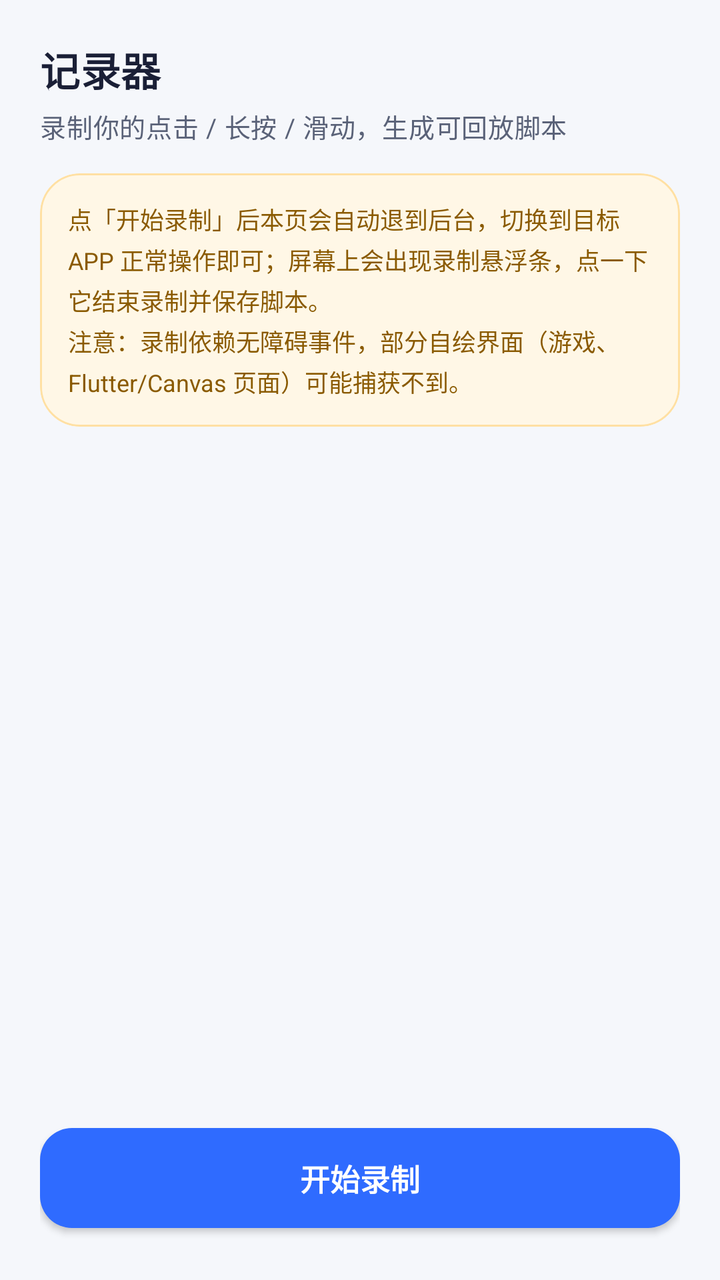
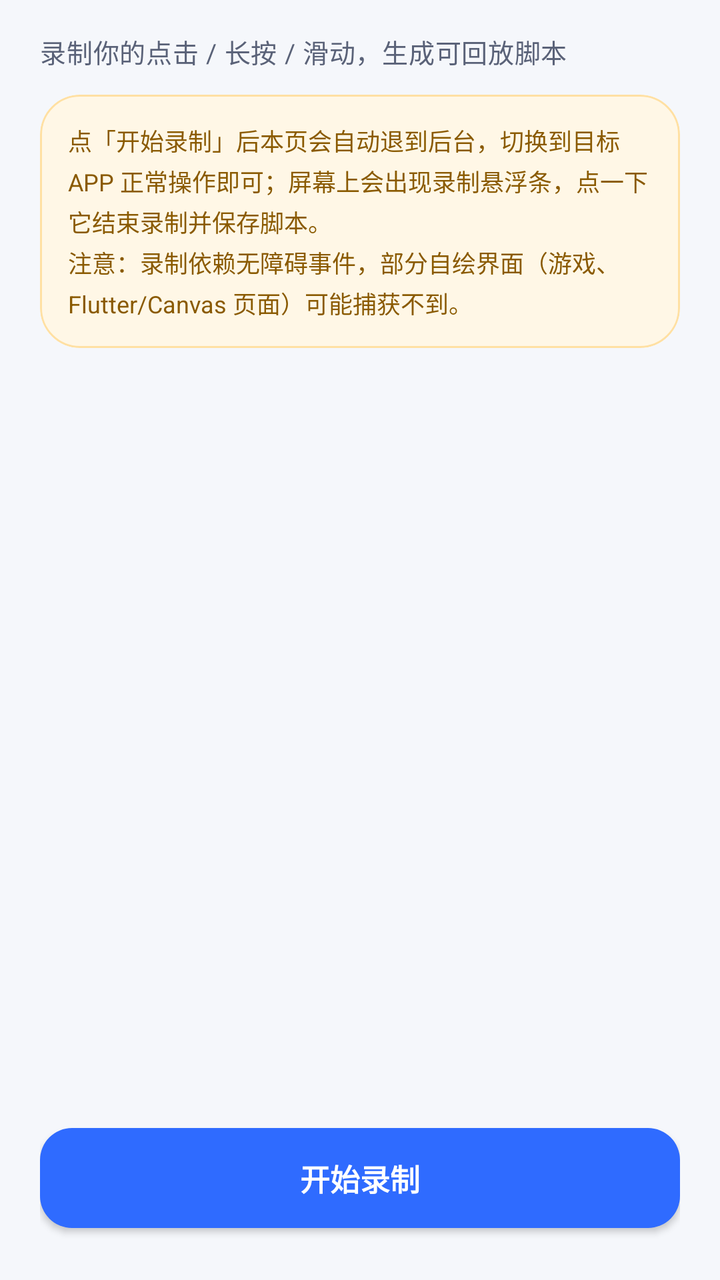

Before-and-after screenshots of an Android layout around one commit, followed by the original layout XML and the change that was made.
<!-- AndroidManifest.xml: application theme Theme.AutoScroll -->
<!-- res/layout/fragment_recorder.xml -->
<?xml version="1.0" encoding="utf-8"?>
<LinearLayout xmlns:android="http://schemas.android.com/apk/res/android"
    xmlns:app="http://schemas.android.com/apk/res-auto"
    android:layout_width="match_parent"
    android:layout_height="match_parent"
    android:background="@color/bg_page"
    android:orientation="vertical"
    android:paddingStart="20dp"
    android:paddingEnd="20dp">

    <TextView
        android:layout_width="wrap_content"
        android:layout_height="wrap_content"
        android:layout_marginTop="20dp"
        android:text="@string/tab_recorder"
        android:textAppearance="@style/TextAppearance.Title"
        android:textSize="20sp" />

    <TextView
        android:layout_width="match_parent"
        android:layout_height="wrap_content"
        android:layout_marginTop="4dp"
        android:layout_marginBottom="14dp"
        android:text="@string/script_subtitle"
        android:textAppearance="@style/TextAppearance.Body"
        android:textSize="13sp" />

    <com.google.android.material.card.MaterialCardView
        style="@style/AutoScrollCard"
        android:layout_width="match_parent"
        android:layout_height="wrap_content"
        android:layout_marginBottom="14dp"
        app:cardBackgroundColor="@color/tip_bg"
        app:strokeColor="@color/tip_stroke">

        <TextView
            android:id="@+id/tvScriptTip"
            android:layout_width="match_parent"
            android:layout_height="wrap_content"
            android:padding="14dp"
            android:text="@string/script_tip"
            android:textColor="@color/tip_text"
            android:textSize="12sp"
            android:lineSpacingExtra="3dp" />
    </com.google.android.material.card.MaterialCardView>

    <FrameLayout
        android:layout_width="match_parent"
        android:layout_height="0dp"
        android:layout_weight="1">

        <androidx.recyclerview.widget.RecyclerView
            android:id="@+id/rvScripts"
            android:layout_width="match_parent"
            android:layout_height="match_parent"
            android:clipToPadding="false"
            android:paddingBottom="8dp"
            android:scrollbars="none" />

        <TextView
            android:id="@+id/tvScriptEmpty"
            android:layout_width="match_parent"
            android:layout_height="wrap_content"
            android:layout_gravity="center"
            android:gravity="center"
            android:text="@string/script_empty"
            android:textColor="@color/text_hint"
            android:textSize="13sp"
            android:visibility="gone" />
    </FrameLayout>

    <com.google.android.material.button.MaterialButton
        android:id="@+id/btnStartRecord"
        style="@style/AutoScrollButton"
        android:layout_width="match_parent"
        android:layout_height="wrap_content"
        android:layout_marginTop="8dp"
        android:layout_marginBottom="20dp"
        android:text="@string/script_start_record"
        app:backgroundTint="@color/purple_500"
        app:cornerRadius="16dp" />
</LinearLayout>
<!-- resources referenced by this layout -->
<resources>
  <color name="bg_page">#F5F7FB</color>
  <color name="purple_500">#2F6BFF</color>
  <color name="text_hint">#98A1B8</color>
  <color name="tip_bg">#FFF7E6</color>
  <color name="tip_stroke">#FFE0A3</color>
  <color name="tip_text">#8A5A00</color>
  <string name="script_empty">还没有脚本，点下方按钮开始录制</string>
  <string name="script_start_record">开始录制</string>
  <string name="script_subtitle">录制你的点击 / 长按 / 滑动，生成可回放脚本</string>
  <string name="script_tip">点「开始录制」后本页会自动退到后台，切换到目标 APP 正常操作即可；屏幕上会出现录制悬浮条，点一下它结束录制并保存脚本。\n注意：录制依赖无障碍事件，部分自绘界面（游戏、Flutter/Canvas 页面）可能捕获不到。</string>
  <string name="tab_recorder">记录器</string>
  <style name="AutoScrollButton" parent="Widget.MaterialComponents.Button">
          <item name="cornerRadius">16dp</item>
          <item name="android:paddingTop">14dp</item>
          <item name="android:paddingBottom">14dp</item>
          <item name="android:textAppearance">?android:attr/textAppearanceButton</item>
          <item name="android:textSize">15sp</item>
          <item name="android:textStyle">bold</item>
          <item name="elevation">0dp</item>
          <item name="strokeWidth">0dp</item>
          <item name="rippleColor">@android:color/white</item>
      </style>
  <style name="AutoScrollCard" parent="Widget.MaterialComponents.CardView">
          <item name="cardCornerRadius">20dp</item>
          <item name="cardElevation">0dp</item>
          <item name="strokeWidth">1dp</item>
          <item name="strokeColor">@color/border</item>
          <item name="cardBackgroundColor">@color/bg_card</item>
          <item name="cardUseCompatPadding">false</item>
      </style>
  <style name="TextAppearance.Body" parent="TextAppearance.MaterialComponents.Body2">
          <item name="android:textColor">@color/text_secondary</item>
          <item name="android:lineSpacingExtra">4dp</item>
      </style>
  <style name="TextAppearance.Title" parent="TextAppearance.MaterialComponents.Subtitle1">
          <item name="android:textColor">@color/text_primary</item>
          <item name="android:textStyle">bold</item>
      </style>
  <style name="Theme.AutoScroll" parent="Theme.MaterialComponents.DayNight.NoActionBar">
          <item name="colorPrimary">@color/purple_500</item>
          <item name="colorPrimaryVariant">@color/purple_700</item>
          <item name="colorOnPrimary">@color/white</item>
          <item name="colorSecondary">@color/teal_700</item>
          <item name="colorSecondaryVariant">@color/teal_700</item>
          <item name="colorOnSecondary">@color/white</item>
          <item name="colorSurface">@color/bg_card</item>
          <item name="colorOnSurface">@color/text_primary</item>
          <item name="android:windowBackground">@color/bg_page</item>
          <item name="android:statusBarColor">@color/bg_page</item>
          <item name="android:windowLightStatusBar" tools:targetApi="m">true</item>
          <item name="materialButtonStyle">@style/AutoScrollButton</item>
          <item name="materialCardViewStyle">@style/AutoScrollCard</item>
      </style>
  <color name="border">#E2E7F2</color>
  <color name="bg_card">#FFFFFF</color>
  <color name="text_secondary">#5A6278</color>
  <color name="text_primary">#1A1F36</color>
  <color name="purple_700">#1E4FD8</color>
  <color name="white">#FFFFFFFF</color>
  <color name="teal_700">#0FA38B</color>
</resources>

<!-- the commit's change to res/layout/fragment_recorder.xml (unified diff, before → after) -->
@@ -6,21 +6,13 @@
     android:background="@color/bg_page"
     android:orientation="vertical"
     android:paddingStart="20dp"
-    android:paddingEnd="20dp">
-
-    <TextView
-        android:layout_width="wrap_content"
-        android:layout_height="wrap_content"
-        android:layout_marginTop="20dp"
-        android:text="@string/tab_recorder"
-        android:textAppearance="@style/TextAppearance.Title"
-        android:textSize="20sp" />
+    android:paddingEnd="20dp"
+    android:paddingTop="16dp">
 
     <TextView
         android:layout_width="match_parent"
         android:layout_height="wrap_content"
-        android:layout_marginTop="4dp"
-        android:layout_marginBottom="14dp"
+        android:layout_marginBottom="12dp"
         android:text="@string/script_subtitle"
         android:textAppearance="@style/TextAppearance.Body"
         android:textSize="13sp" />
<!-- resource entries referenced after the edit -->
@@ -10,7 +10,6 @@
   <string name="script_start_record">开始录制</string>
   <string name="script_subtitle">录制你的点击 / 长按 / 滑动，生成可回放脚本</string>
   <string name="script_tip">点「开始录制」后本页会自动退到后台，切换到目标 APP 正常操作即可；屏幕上会出现录制悬浮条，点一下它结束录制并保存脚本。\n注意：录制依赖无障碍事件，部分自绘界面（游戏、Flutter/Canvas 页面）可能捕获不到。</string>
-  <string name="tab_recorder">记录器</string>
   <style name="AutoScrollButton" parent="Widget.MaterialComponents.Button">
           <item name="cornerRadius">16dp</item>
           <item name="android:paddingTop">14dp</item>
@@ -33,10 +32,6 @@
   <style name="TextAppearance.Body" parent="TextAppearance.MaterialComponents.Body2">
           <item name="android:textColor">@color/text_secondary</item>
           <item name="android:lineSpacingExtra">4dp</item>
-      </style>
-  <style name="TextAppearance.Title" parent="TextAppearance.MaterialComponents.Subtitle1">
-          <item name="android:textColor">@color/text_primary</item>
-          <item name="android:textStyle">bold</item>
       </style>
   <style name="Theme.AutoScroll" parent="Theme.MaterialComponents.DayNight.NoActionBar">
           <item name="colorPrimary">@color/purple_500</item>
